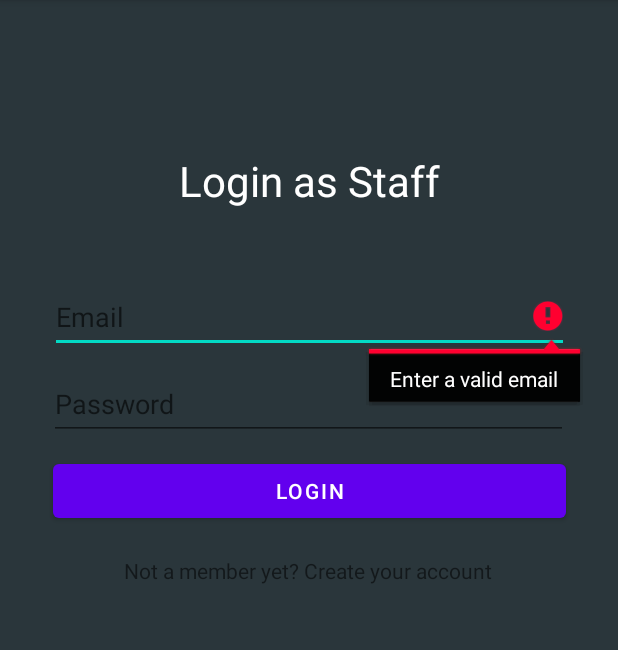
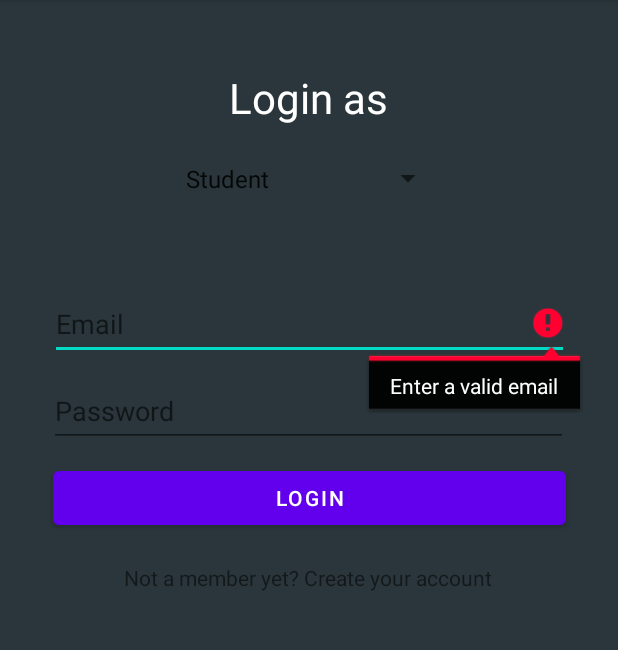
Before and after one commit to Van-illa03/clearanceproject, an Android app: the LoginScreen screen opened directly, with no data from a screen before it, after a tap on "LOGIN", on a phone screen of 412 x 824 dp, the part 84-734 px from its top. Run offline under Robolectric (Android 15) with nearby library versions, the light colour scheme and no system bars; our stand-ins replace Firebase (no records; nobody signed in at launch, a user with empty details on screens opened directly); Roboto replaces fonts that are not available here; 2 statements that could not run were skipped.

Commit message:
Jemrel added Dropdown option for users in the login screen

```diff
--- a/app/src/main/java/cvsu/clearance/app/LoginScreen.java
+++ b/app/src/main/java/cvsu/clearance/app/LoginScreen.java
@@ -8,8 +8,11 @@ import android.content.Intent;
 import android.os.Bundle;
 import android.util.Log;
 import android.view.View;
+import android.widget.AdapterView;
+import android.widget.ArrayAdapter;
 import android.widget.Button;
 import android.widget.EditText;
+import android.widget.Spinner;
 import android.widget.TextView;
 import android.widget.Toast;
 
@@ -25,9 +28,9 @@ import com.google.firebase.firestore.DocumentReference;
 import com.google.firebase.firestore.DocumentSnapshot;
 import com.google.firebase.firestore.FirebaseFirestore;
 
-public class LoginScreen extends AppCompatActivity {
+public class LoginScreen extends AppCompatActivity implements AdapterView.OnItemSelectedListener {
 
-    EditText emailStaff, passwordStaff;
+    EditText UserEmail, UserPassword;
     Button loginButton;
     TextView notAMemberYet;
     String emailPattern = "[a-z.]+@[a-z]+\\.+[a-z]+";
@@ -37,19 +40,34 @@ public class LoginScreen extends AppCompatActivity {
     FirebaseUser mUser;
     FirebaseFirestore mStore;
 
+    public String[] UserRoles = { "Student","Staff","Admin" };
+
     @Override
     protected void onCreate(Bundle savedInstanceState) {
         super.onCreate(savedInstanceState);
         setContentView(R.layout.activity_login_screen);
 
 
-        emailStaff      =   findViewById(R.id.emailStaff);
-        passwordStaff   =   findViewById(R.id.passwordStaff);
+        UserEmail      =   findViewById(R.id.emailStaff);
+        UserPassword   =   findViewById(R.id.passwordStaff);
         loginButton     =   findViewById(R.id.loginButton);
         notAMemberYet   =   findViewById(R.id.notAMemberYet);
         mAuth           =   FirebaseAuth.getInstance();
         mUser           =   mAuth.getCurrentUser();
         mStore          =   FirebaseFirestore.getInstance();
+
+        Spinner spin = (Spinner) findViewById(R.id.RoleDropdown);
+        String SpinnerData = spin.getSelectedItem().toString();
+        spin.setOnItemSelectedListener(this);
+
+
+        //Creating the ArrayAdapter instance having the bank name list
+        ArrayAdapter AA;
+        AA = new ArrayAdapter (this, android.R.layout.simple_spinner_item, UserRoles);
+        AA.setDropDownViewResource(android.R.layout.simple_spinner_dropdown_item);
+        //Setting the ArrayAdapter data on the Spinner
+        spin.setAdapter(AA);
+
 
 
         loginButton.setOnClickListener(new View.OnClickListener() {
@@ -69,26 +87,26 @@ public class LoginScreen extends AppCompatActivity {
 
     private void performLogin() {
 
-        String email = emailStaff.getText().toString();
-        String password = passwordStaff.getText().toString();
+        String email = UserEmail.getText().toString();
+        String password = UserPassword.getText().toString();
 
         if(!email.matches(emailPattern)){
 
-            emailStaff.setError("Enter a valid email");
-            emailStaff.requestFocus();
+            UserEmail.setError("Enter a valid email");
+            UserEmail.requestFocus();
         }
 
         else if (password.isEmpty()){
 
-            passwordStaff.setError("Please enter your password");
-            passwordStaff.requestFocus();
+            UserPassword.setError("Please enter your password");
+            UserPassword.requestFocus();
 
         }
 
         else if (password.length()<8){
 
-            passwordStaff.setError("Password should be more than 8 characters");
-            passwordStaff.requestFocus();
+            UserPassword.setError("Password should be more than 8 characters");
+            UserPassword.requestFocus();
 
         }
 
@@ -138,7 +156,7 @@ public class LoginScreen extends AppCompatActivity {
 
                 // Checking the role of the user that logged in
 
-                if (documentSnapshot.getString("Role") == "Staff"){
+                if (documentSnapshot.getString("Role").equals("Staff")){
 
                     // The user that logged in is Staff
 
@@ -174,4 +192,15 @@ public class LoginScreen extends AppCompatActivity {
         startActivity(intent);
 
     }
+
+    @Override
+    public void onItemSelected(AdapterView<?> arg0, View arg1, int position, long id) {
+        Toast.makeText(getApplicationContext(), UserRoles[position], Toast.LENGTH_LONG).show();
+    }
+
+    @Override
+    public void onNothingSelected(AdapterView<?> arg0) {
+// TODO Auto-generated method stub
+
+    }
 }
--- a/app/src/main/res/layout/activity_login_screen.xml
+++ b/app/src/main/res/layout/activity_login_screen.xml
@@ -8,18 +8,37 @@
     tools:context="cvsu.clearance.app.LoginScreen">
 
     <TextView
-        android:id="@+id/textView2"
+        android:id="@+id/LoginAsLabel"
         android:layout_width="wrap_content"
         android:layout_height="wrap_content"
         android:fontFamily="@font/montserrat_alternates"
-        android:text="Login as Staff"
+        android:text="Login as"
         android:textColor="#FFFFFF"
         android:textSize="28dp"
         app:layout_constraintBottom_toBottomOf="parent"
         app:layout_constraintEnd_toEndOf="parent"
+        app:layout_constraintHorizontal_bias="0.498"
         app:layout_constraintStart_toStartOf="parent"
         app:layout_constraintTop_toTopOf="parent"
-        app:layout_constraintVertical_bias="0.139" />
+        app:layout_constraintVertical_bias="0.063" />
+
+
+
+        <Spinner
+            android:id="@+id/RoleDropdown"
+            android:layout_width="180dp"
+            android:layout_height="50dp"
+            android:layout_centerHorizontal="true"
+            android:layout_marginEnd="10dp"
+            android:layout_marginStart="10dp"
+            android:layout_marginBottom="10dp"
+            android:layout_marginTop="10dp"
+            android:textColor="#FFFFFF"
+            app:layout_constraintEnd_toEndOf="parent"
+            app:layout_constraintStart_toStartOf="parent"
+            app:layout_constraintTop_toBottomOf="@+id/LoginAsLabel"
+            />
+
 
     <EditText
         android:id="@+id/emailStaff"
@@ -32,10 +51,10 @@
         android:minHeight="48dp"
         app:layout_constraintEnd_toEndOf="parent"
         app:layout_constraintStart_toStartOf="parent"
-        app:layout_constraintTop_toBottomOf="@+id/textView2" />
+        app:layout_constraintTop_toBottomOf="@+id/RoleDropdown" />
 
     <EditText
-        android:id="@+id/staffPassword"
+        android:id="@+id/Password"
         android:layout_width="346dp"
         android:layout_height="48dp"
         android:layout_marginTop="10dp"
@@ -56,7 +75,7 @@
         app:layout_constraintEnd_toEndOf="parent"
         app:layout_constraintHorizontal_bias="0.50"
         app:layout_constraintStart_toStartOf="parent"
-        app:layout_constraintTop_toBottomOf="@+id/staffPassword" />
+        app:layout_constraintTop_toBottomOf="@+id/Password" />
 
     <ProgressBar
         android:id="@+id/progressBar"
--- a/app/src/main/res/layout/dropdown_item.xml
+++ b/app/src/main/res/layout/dropdown_item.xml
@@ -1,6 +1,6 @@
 <TextView
         android:id="@+id/textView4"
-        android:layout_width="wrap_content"
+        android:layout_width="match_parent"
         android:layout_height="wrap_content"
         android:text="TextView"
         android:padding="14dp"
```
Also changed, not shown: app/src/main/java/cvsu/clearance/app/MainActivity.java (+16 -13 lines), app/src/main/res/layout/activity_front_screen.xml (+1 -12 lines), 1 other file.
